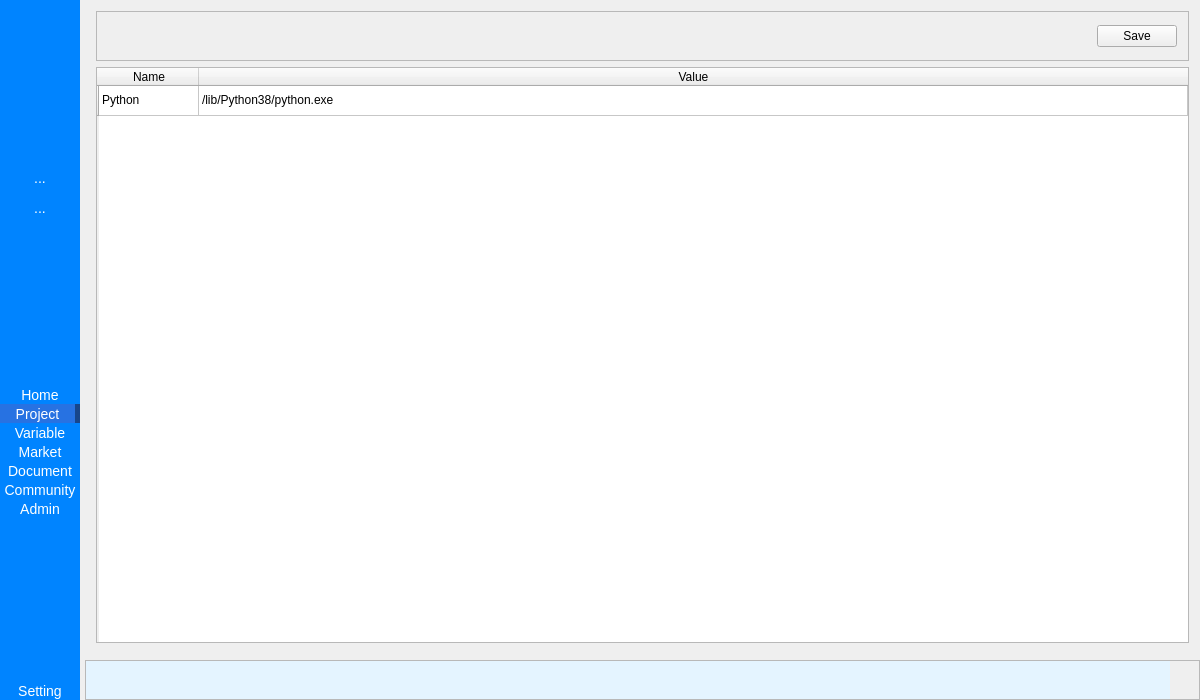
The window that MainWindow.ui (deltaxrobot/Delta-X-Software) describes before a commit, drawn with Qt 5.
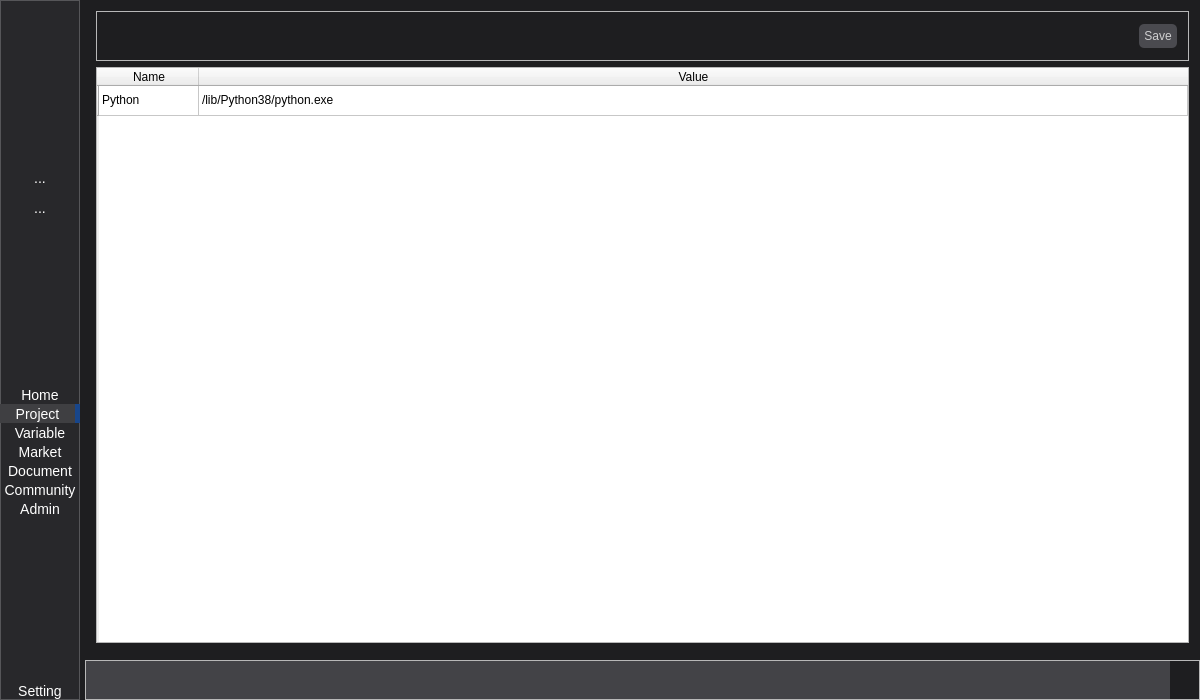
The same window after the commit. The open tabs and pages were chosen to show the change. Icons and pictures are not drawn.

```diff
--- a/MainWindow.ui
+++ b/MainWindow.ui
@@ -24,7 +24,6 @@
   </property>
   <property name="font">
    <font>
-    <weight>50</weight>
     <bold>false</bold>
     <kerning>true</kerning>
    </font>
@@ -153,6 +152,51 @@
 */</string>
   </property>
   <widget class="QWidget" name="centralWidget">
+   <property name="styleSheet">
+    <string notr="true">QWidget#centralWidget
+{
+	background-color: rgb(30, 30, 32);
+}
+
+QTabWidget::pane { /* The tab widget frame */
+    border: none;
+}
+
+QTabWidget::tab-bar 
+{
+
+}
+
+QTabBar::tab 
+{
+    background: #3f3f3f;
+	color: #f5f5f5;
+   /* border-radius: 13px;*/
+	border: 1px solid rgb(90, 90, 90);
+    height: 25px;
+    padding: 0px 10px 2px 10px;
+}
+
+QTabBar::tab:selected {
+    background: #007cd6;	
+	color: rgb(255, 255, 255);
+	/*border-radius: 13px;*/
+}
+
+QTabBar::tab:hover {
+    background: #6f6f6f;	
+	color: rgb(255, 255, 255);
+	/*border-radius: 13px;*/
+}
+
+QTabBar::tab:selected {
+
+}
+
+QTabBar::tab:!selected {
+}
+</string>
+   </property>
    <layout class="QHBoxLayout" name="horizontalLayout">
     <property name="spacing">
      <number>0</number>
@@ -178,6 +222,13 @@
        <number>0</number>
       </property>
       <widget class="QWidget" name="page">
+       <property name="styleSheet">
+        <string notr="true">#page
+{
+	
+	background-color: rgb(30, 30, 32);
+}</string>
+       </property>
        <layout class="QHBoxLayout" name="horizontalLayout_2">
         <property name="spacing">
          <number>5</number>
@@ -209,9 +260,10 @@
            </size>
           </property>
           <property name="styleSheet">
-           <string notr="true">QWidget
+           <string notr="true">QWidget#wgLeftPanel
 {
-	background-color: rgb(0, 132, 255);
+	background-color: #28282B;
+	border: 1px solid #565659;
 }
 
 QToolButton
@@ -393,7 +445,7 @@
               </size>
              </property>
              <property name="styleSheet">
-              <string notr="true">background-color: rgb(39, 114, 226);
+              <string notr="true">background-color: #3F3F42;
 border-right: 5px solid rgb(24, 70, 139);</string>
              </property>
              <property name="text">
@@ -1835,6 +1887,20 @@
                  </item>
                  <item>
                   <widget class="QPushButton" name="pbSaveSetting">
+                   <property name="styleSheet">
+                    <string notr="true">/* Áp dụng cho một phần tử cụ thể, ví dụ QPushButton */
+QPushButton {
+    background-color: #4A4A4F;
+    border-radius: 5px;
+    padding:5px;
+	color: rgb(208, 208, 209);
+}
+
+QPushButton:hover
+{
+	border: 2px solid #FFFFFF;
+}</string>
+                   </property>
                    <property name="text">
                     <string>Save</string>
                    </property>
@@ -2030,17 +2096,21 @@
                </property>
                <property name="styleSheet">
                 <string notr="true">QTextEdit
-{		
+{
+	color: #CDCDCD;
 	border: none;
-	background-color: rgb(228, 244, 255);
+	background-color: #434347;
 }</string>
                </property>
                <property name="html">
                 <string>&lt;!DOCTYPE HTML PUBLIC &quot;-//W3C//DTD HTML 4.0//EN&quot; &quot;http://www.w3.org/TR/REC-html40/strict.dtd&quot;&gt;
-&lt;html&gt;&lt;head&gt;&lt;meta name=&quot;qrichtext&quot; content=&quot;1&quot; /&gt;&lt;style type=&quot;text/css&quot;&gt;
+&lt;html&gt;&lt;head&gt;&lt;meta name=&quot;qrichtext&quot; content=&quot;1&quot; /&gt;&lt;meta charset=&quot;utf-8&quot; /&gt;&lt;style type=&quot;text/css&quot;&gt;
 p, li { white-space: pre-wrap; }
-&lt;/style&gt;&lt;/head&gt;&lt;body style=&quot; font-family:'MS Shell Dlg 2'; font-size:7.8pt; font-weight:400; font-style:normal;&quot;&gt;
-&lt;p style=&quot;-qt-paragraph-type:empty; margin-top:0px; margin-bottom:0px; margin-left:0px; margin-right:0px; -qt-block-indent:0; text-indent:0px;&quot;&gt;&lt;br /&gt;&lt;/p&gt;&lt;/body&gt;&lt;/html&gt;</string>
+hr { height: 1px; border-width: 0; }
+li.unchecked::marker { content: &quot;\2610&quot;; }
+li.checked::marker { content: &quot;\2612&quot;; }
+&lt;/style&gt;&lt;/head&gt;&lt;body style=&quot; font-family:'Segoe UI'; font-size:9pt; font-weight:400; font-style:normal;&quot;&gt;
+&lt;p style=&quot;-qt-paragraph-type:empty; margin-top:0px; margin-bottom:0px; margin-left:0px; margin-right:0px; -qt-block-indent:0; text-indent:0px; font-family:'MS Shell Dlg 2'; font-size:7.8pt;&quot;&gt;&lt;br /&gt;&lt;/p&gt;&lt;/body&gt;&lt;/html&gt;</string>
                </property>
               </widget>
              </item>
```
Left out of the diff: 32 changed lines with no effect on the pictures.
